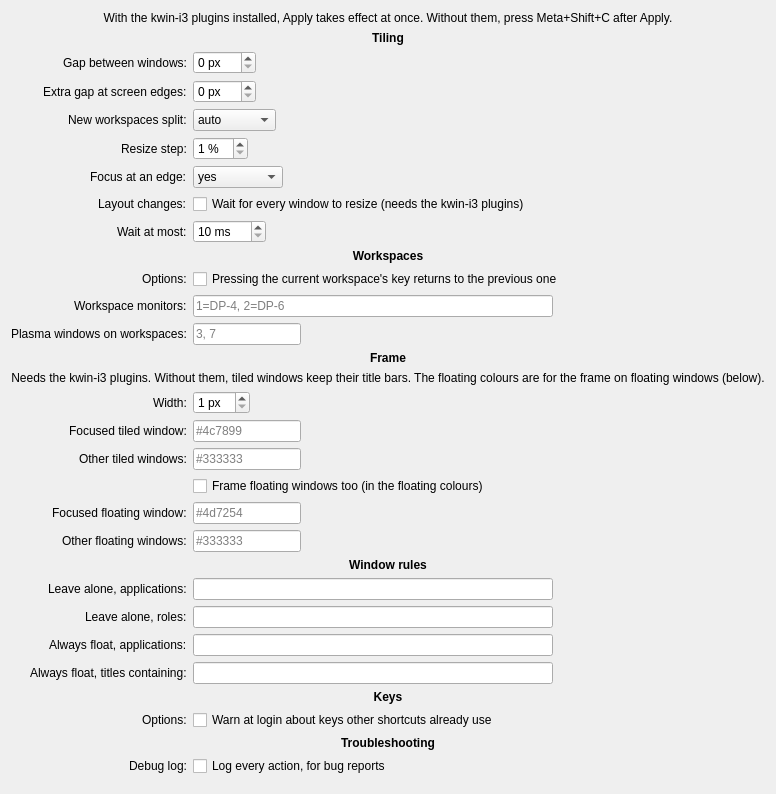
The window that package/contents/ui/config.ui (grandpaul2/kwin-i3) describes before a commit, drawn with Qt 5.
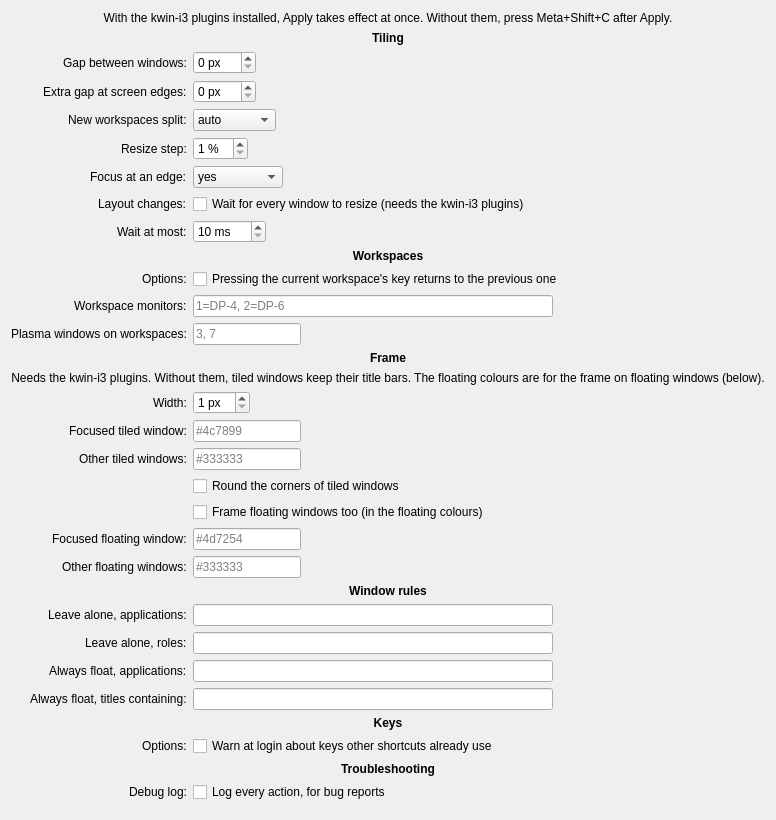
The same window after the commit.

Commit message:
Rounded corners on tiled windows, on by default (OPEN.md item 20)
kwini3hold gives framed windows KWin's 5 px radius (KWin only rounds
decorated windows) and draws the frame with KWin's border shader along
the arc; at radius 0 the old square bars, since the shader rounds the
outer corner even then. Resets go through the fullscreen/minimize/
decoration signals: the effect is inactive once nothing is framed.
New test 78 (incl. 125 %, X11 in 59); 54/58 test the square frame.

```diff
--- a/package/contents/ui/config.ui
+++ b/package/contents/ui/config.ui
@@ -410,13 +410,20 @@
       </widget>
      </item>
      <item row="17" column="1">
+      <widget class="QCheckBox" name="kcfg_roundedCorners">
+       <property name="text">
+        <string>Round the corners of tiled windows</string>
+       </property>
+      </widget>
+     </item>
+     <item row="18" column="1">
       <widget class="QCheckBox" name="kcfg_frameOnFloating">
        <property name="text">
         <string>Frame floating windows too (in the floating colours)</string>
        </property>
       </widget>
      </item>
-     <item row="18" column="0">
+     <item row="19" column="0">
       <widget class="QLabel" name="frameFloatingActiveLabel">
        <property name="text">
         <string>Focused floating window:</string>
@@ -426,14 +433,14 @@
        </property>
       </widget>
      </item>
-     <item row="18" column="1">
+     <item row="19" column="1">
       <widget class="QLineEdit" name="kcfg_frameFloatingActive">
        <property name="placeholderText">
         <string>#4d7254</string>
        </property>
       </widget>
      </item>
-     <item row="19" column="0">
+     <item row="20" column="0">
       <widget class="QLabel" name="frameFloatingInactiveLabel">
        <property name="text">
         <string>Other floating windows:</string>
@@ -443,14 +450,14 @@
        </property>
       </widget>
      </item>
-     <item row="19" column="1">
+     <item row="20" column="1">
       <widget class="QLineEdit" name="kcfg_frameFloatingInactive">
        <property name="placeholderText">
         <string>#333333</string>
        </property>
       </widget>
      </item>
-     <item row="20" column="0" colspan="2">
+     <item row="21" column="0" colspan="2">
       <widget class="QLabel" name="rulesHeading">
        <property name="text">
         <string>Window rules</string>
@@ -468,7 +475,7 @@
        </property>
       </widget>
      </item>
-     <item row="21" column="0">
+     <item row="22" column="0">
       <widget class="QLabel" name="ignoreClassLabel">
        <property name="text">
         <string>Leave alone, applications:</string>
@@ -478,7 +485,7 @@
        </property>
       </widget>
      </item>
-     <item row="21" column="1">
+     <item row="22" column="1">
       <widget class="QLineEdit" name="kcfg_ignoreClass">
        <property name="minimumSize">
         <size>
@@ -491,7 +498,7 @@
        </property>
       </widget>
      </item>
-     <item row="22" column="0">
+     <item row="23" column="0">
       <widget class="QLabel" name="ignoreRoleLabel">
        <property name="text">
         <string>Leave alone, roles:</string>
@@ -501,7 +508,7 @@
        </property>
       </widget>
      </item>
-     <item row="22" column="1">
+     <item row="23" column="1">
       <widget class="QLineEdit" name="kcfg_ignoreRole">
        <property name="minimumSize">
         <size>
@@ -514,7 +521,7 @@
        </property>
       </widget>
      </item>
-     <item row="23" column="0">
+     <item row="24" column="0">
       <widget class="QLabel" name="floatingClassLabel">
        <property name="text">
         <string>Always float, applications:</string>
@@ -524,7 +531,7 @@
        </property>
       </widget>
      </item>
-     <item row="23" column="1">
+     <item row="24" column="1">
       <widget class="QLineEdit" name="kcfg_floatingClass">
        <property name="minimumSize">
         <size>
@@ -537,7 +544,7 @@
        </property>
       </widget>
      </item>
-     <item row="24" column="0">
+     <item row="25" column="0">
       <widget class="QLabel" name="floatingTitleLabel">
        <property name="text">
         <string>Always float, titles containing:</string>
@@ -547,7 +554,7 @@
        </property>
       </widget>
      </item>
-     <item row="24" column="1">
+     <item row="25" column="1">
       <widget class="QLineEdit" name="kcfg_floatingTitle">
        <property name="minimumSize">
         <size>
@@ -560,7 +567,7 @@
        </property>
       </widget>
      </item>
-     <item row="25" column="0" colspan="2">
+     <item row="26" column="0" colspan="2">
       <widget class="QLabel" name="keysHeading">
        <property name="text">
         <string>Keys</string>
@@ -578,7 +585,7 @@
        </property>
       </widget>
      </item>
-     <item row="26" column="0">
+     <item row="27" column="0">
       <widget class="QLabel" name="warnTakenKeysLabel">
        <property name="text">
         <string>Options:</string>
@@ -588,14 +595,14 @@
        </property>
       </widget>
      </item>
-     <item row="26" column="1">
+     <item row="27" column="1">
       <widget class="QCheckBox" name="kcfg_warnTakenKeys">
        <property name="text">
         <string>Warn at login about keys other shortcuts already use</string>
        </property>
       </widget>
      </item>
-     <item row="27" column="0" colspan="2">
+     <item row="28" column="0" colspan="2">
       <widget class="QLabel" name="troubleshootingHeading">
        <property name="text">
         <string>Troubleshooting</string>
@@ -613,7 +620,7 @@
        </property>
       </widget>
      </item>
-     <item row="28" column="0">
+     <item row="29" column="0">
       <widget class="QLabel" name="debugLogLabel">
        <property name="text">
         <string>Debug log:</string>
@@ -623,7 +630,7 @@
        </property>
       </widget>
      </item>
-     <item row="28" column="1">
+     <item row="29" column="1">
       <widget class="QCheckBox" name="kcfg_debugLog">
        <property name="text">
         <string>Log every action, for bug reports</string>
```
The commit also changes 12 other files.
